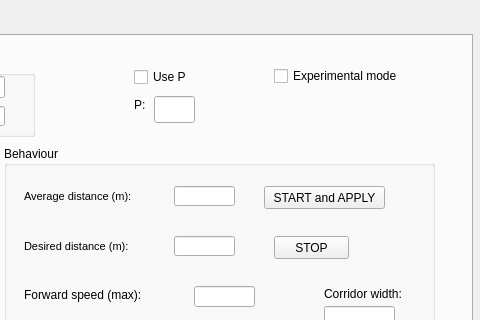
Qt form Hanse/Behaviour_WallFollowing/wallfollowingform.ui (iti-luebeck/HANSE2011) before a commit; both pictures show x 228 to 708 and y 0 to 320 of the 708 by 458 pixel window.
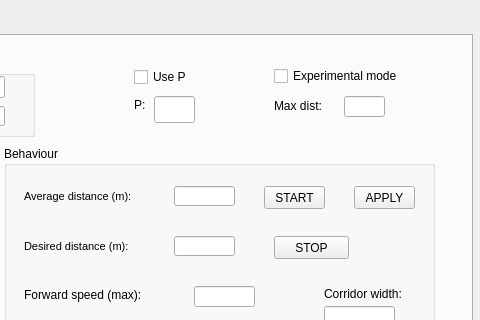
The same form after that commit.

```diff
--- a/Hanse/Behaviour_WallFollowing/wallfollowingform.ui
+++ b/Hanse/Behaviour_WallFollowing/wallfollowingform.ui
@@ -149,12 +149,12 @@
        <rect>
         <x>260</x>
         <y>40</y>
-        <width>121</width>
+        <width>61</width>
         <height>23</height>
        </rect>
       </property>
       <property name="text">
-       <string>START and APPLY</string>
+       <string>START</string>
       </property>
      </widget>
      <widget class="QPushButton" name="stopButton">
@@ -352,6 +352,19 @@
        </rect>
       </property>
      </widget>
+     <widget class="QPushButton" name="applyButton">
+      <property name="geometry">
+       <rect>
+        <x>350</x>
+        <y>40</y>
+        <width>61</width>
+        <height>23</height>
+       </rect>
+      </property>
+      <property name="text">
+       <string>APPLY</string>
+      </property>
+     </widget>
     </widget>
     <widget class="QLabel" name="label_12">
      <property name="geometry">
@@ -420,7 +433,7 @@
       <rect>
        <x>490</x>
        <y>30</y>
-       <width>141</width>
+       <width>171</width>
        <height>20</height>
       </rect>
      </property>
@@ -428,6 +441,32 @@
       <string>Experimental mode</string>
      </property>
     </widget>
+    <widget class="QLineEdit" name="expInput">
+     <property name="geometry">
+      <rect>
+       <x>560</x>
+       <y>60</y>
+       <width>41</width>
+       <height>21</height>
+      </rect>
+     </property>
+     <property name="text">
+      <string/>
+     </property>
+    </widget>
+    <widget class="QLabel" name="label_11">
+     <property name="geometry">
+      <rect>
+       <x>490</x>
+       <y>60</y>
+       <width>71</width>
+       <height>20</height>
+      </rect>
+     </property>
+     <property name="text">
+      <string>Max dist:</string>
+     </property>
+    </widget>
    </widget>
   </widget>
  </widget>
```
